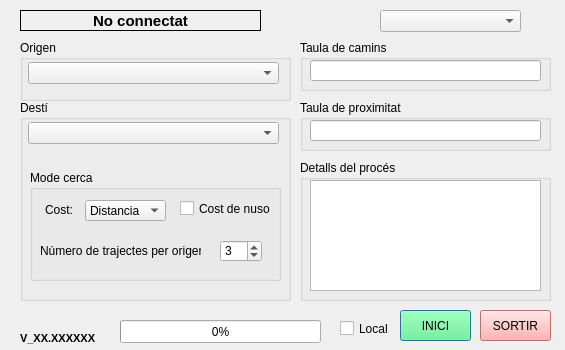
Old version of the form GeneradorTrajectes_dialog_base.ui in the repository TecnocampusCCU/GeneradorTrajectes.
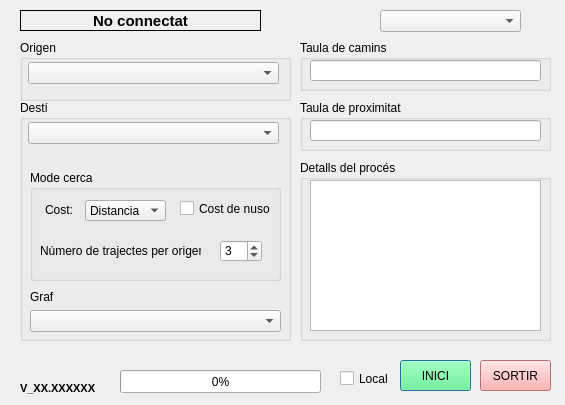
New version of the form. Icons and pictures are not drawn.

What changed in the file:
```diff
--- a/GeneradorTrajectes_dialog_base.ui
+++ b/GeneradorTrajectes_dialog_base.ui
@@ -7,9 +7,21 @@
     <x>0</x>
     <y>0</y>
     <width>565</width>
-    <height>350</height>
+    <height>405</height>
    </rect>
   </property>
+  <property name="minimumSize">
+   <size>
+    <width>565</width>
+    <height>405</height>
+   </size>
+  </property>
+  <property name="maximumSize">
+   <size>
+    <width>565</width>
+    <height>405</height>
+   </size>
+  </property>
   <property name="windowTitle">
    <string>Generador de Trajectes</string>
   </property>
@@ -59,7 +71,7 @@
    <property name="geometry">
     <rect>
      <x>400</x>
-     <y>310</y>
+     <y>360</y>
      <width>71</width>
      <height>31</height>
     </rect>
@@ -493,7 +505,7 @@
    <property name="geometry">
     <rect>
      <x>480</x>
-     <y>310</y>
+     <y>360</y>
      <width>71</width>
      <height>31</height>
     </rect>
@@ -519,7 +531,7 @@
    <property name="geometry">
     <rect>
      <x>20</x>
-     <y>330</y>
+     <y>380</y>
      <width>91</width>
      <height>16</height>
     </rect>
@@ -541,7 +553,7 @@
      <x>20</x>
      <y>100</y>
      <width>271</width>
-     <height>201</height>
+     <height>241</height>
     </rect>
    </property>
    <property name="title">
@@ -657,6 +669,29 @@
      </property>
     </widget>
    </widget>
+   <widget class="QComboBox" name="comboGraf">
+    <property name="geometry">
+     <rect>
+      <x>10</x>
+      <y>210</y>
+      <width>251</width>
+      <height>22</height>
+     </rect>
+    </property>
+   </widget>
+   <widget class="QLabel" name="label_graf">
+    <property name="geometry">
+     <rect>
+      <x>10</x>
+      <y>190</y>
+      <width>46</width>
+      <height>13</height>
+     </rect>
+    </property>
+    <property name="text">
+     <string>Graf</string>
+    </property>
+   </widget>
   </widget>
   <widget class="QGroupBox" name="origen">
    <property name="geometry">
@@ -687,7 +722,7 @@
      <x>300</x>
      <y>160</y>
      <width>251</width>
-     <height>141</height>
+     <height>181</height>
     </rect>
    </property>
    <property name="title">
@@ -699,7 +734,7 @@
       <x>10</x>
       <y>20</y>
       <width>231</width>
-      <height>111</height>
+      <height>151</height>
      </rect>
     </property>
     <property name="font">
@@ -778,7 +813,7 @@
    <property name="geometry">
     <rect>
      <x>340</x>
-     <y>320</y>
+     <y>370</y>
      <width>51</width>
      <height>17</height>
     </rect>
@@ -794,7 +829,7 @@
    <property name="geometry">
     <rect>
      <x>120</x>
-     <y>320</y>
+     <y>370</y>
      <width>201</width>
      <height>23</height>
     </rect>
```
